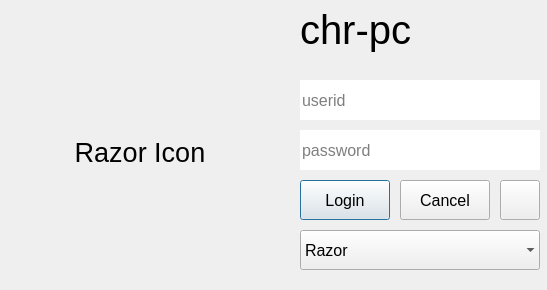
Above: loginform.ui from surlykke/qt-lightdm-greeter before the change. Below: the same form after it.
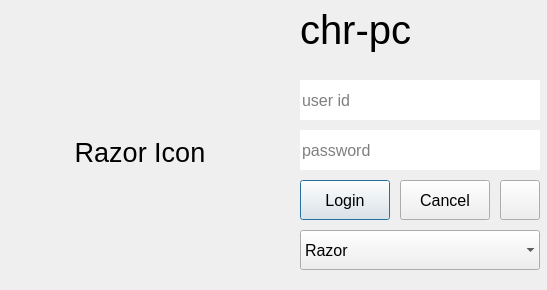
That is the form after the change.

Commit message:
Greeter: Change enter key handling
This seems to fix lightdm randomly crashing after pressing enter

Patch:
```diff
--- a/loginform.ui
+++ b/loginform.ui
@@ -75,7 +75,7 @@
     <bool>false</bool>
    </property>
    <property name="placeholderText">
-    <string>userid</string>
+    <string>user id</string>
    </property>
   </widget>
   <widget class="QLineEdit" name="passwordInput">
```
Left out of the diff: 35 changed lines with no effect on the pictures. The commit also changes 2 other files.
